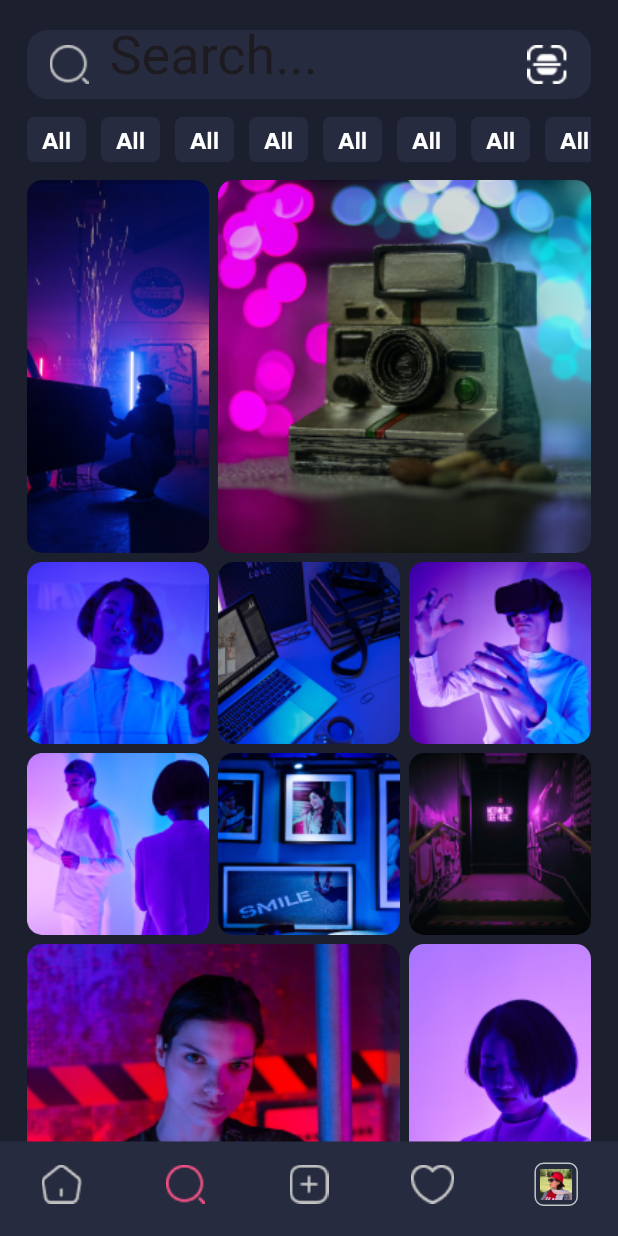
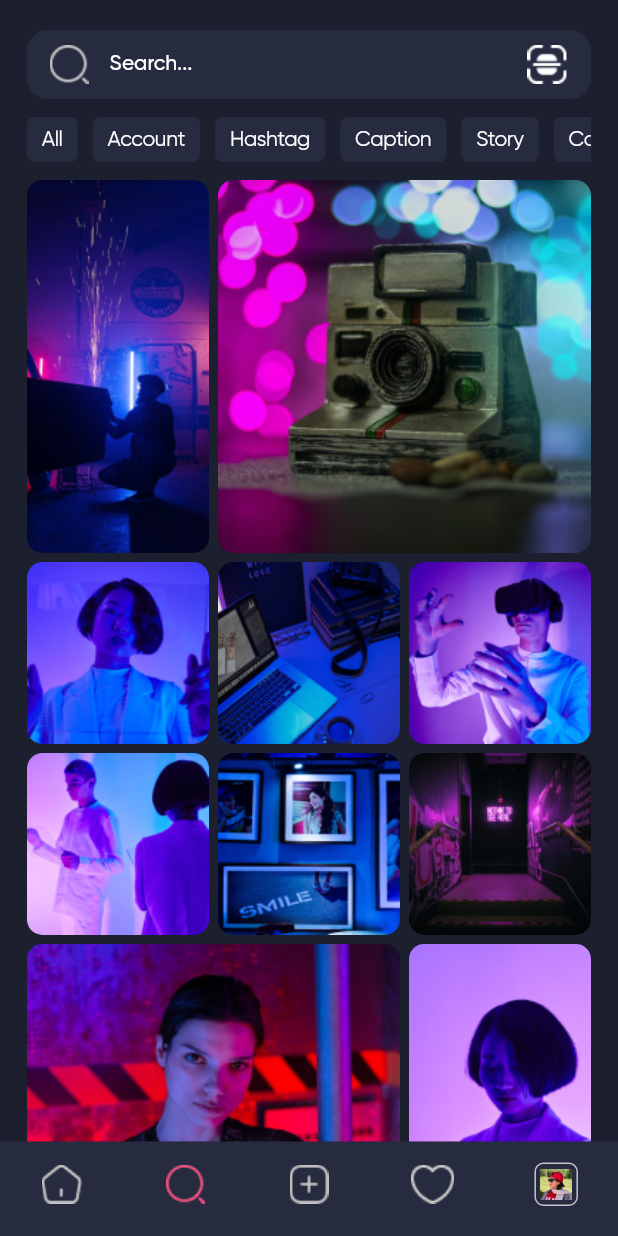
Before and after one commit to mhashemi06/instagram, a Flutter app: the screen it shows after launch, item 2 of the bottom bar chosen, on a phone screen of 412 x 824 dp. Run offline on Flutter 3.47's test engine with Material 3 defaults, Android fonts, the phone set to English and light mode, and no system bars.

Commit message:
complete category search

```diff
--- a/lib/main.dart
+++ b/lib/main.dart
@@ -46,6 +46,16 @@ Widget getMaterial() {
         fontFamily: 'SM',
         fontSize: 12,
       ),
+        displaySmall: TextStyle(
+          color: Colors.white,
+          fontFamily: 'GM',
+          fontSize: 14,
+        ),
+        displayLarge: TextStyle(
+          color: Colors.white,
+          fontFamily: 'GR',
+          fontSize: 14,
+        ),
       ),
       elevatedButtonTheme: ElevatedButtonThemeData(
         style: ElevatedButton.styleFrom(
--- a/lib/screens/search_screen.dart
+++ b/lib/screens/search_screen.dart
@@ -10,6 +10,8 @@ class SearchScreen extends StatefulWidget {
 }
 
 class _SearchScreenState extends State<SearchScreen> {
+  List<String> _categoryTitles = ['All','Account','Hashtag','Caption','Story', 'Comment'];
+
   @override
   Widget build(BuildContext context) {
     return Scaffold(
@@ -21,18 +23,24 @@ class _SearchScreenState extends State<SearchScreen> {
               slivers: [
                 SliverToBoxAdapter(
                   child: Padding(
-                padding: EdgeInsets.only(top: 20,bottom: 12),
+                    padding: EdgeInsets.only(top: 20, bottom: 12),
                     child: SizedBox(
                       height: 46,
                       child: TextField(
-                    style: Theme.of(context).textTheme.displaySmall,
+                        style: Theme
+                            .of(context)
+                            .textTheme
+                            .displaySmall,
                         decoration: InputDecoration(
                           hintText: 'Search...',
-                      hintStyle: Theme.of(context).textTheme.displaySmall,
+                          hintStyle: Theme
+                              .of(context)
+                              .textTheme
+                              .displaySmall,
                           filled: true,
                           contentPadding: EdgeInsets.symmetric(vertical: 12),
-                      fillColor:darkGrayColor,
-                      focusedBorder:  OutlineInputBorder(
+                          fillColor: darkGrayColor,
+                          focusedBorder: OutlineInputBorder(
                             borderRadius: BorderRadius.circular(14),
                             borderSide: BorderSide(
                                 color: Colors.transparent
@@ -46,9 +54,10 @@ class _SearchScreenState extends State<SearchScreen> {
                           ),
                           prefixIcon: Padding(
                             padding: EdgeInsets.only(left: 5),
-                        child: Image.asset('assets/images/icon_search_navigation.png',),
+                            child: Image.asset(
+                              'assets/images/icon_search_navigation.png',),
                           ),
-                      suffixIcon:  Padding(
+                          suffixIcon: Padding(
                             padding: EdgeInsets.only(right: 5),
                             child: Image.asset('assets/images/icon_scan.png',),
                           ),
@@ -58,7 +67,7 @@ class _SearchScreenState extends State<SearchScreen> {
                   ),
                 ),
                 SliverToBoxAdapter(
-              child:  _getCategorySearch(),
+                  child: _getCategorySearch(),
                 ),
                 SliverPadding(
                   padding: EdgeInsets.only(top: 12),
@@ -78,10 +87,11 @@ class _SearchScreenState extends State<SearchScreen> {
         return ClipRRect(
           borderRadius: BorderRadius.circular(10),
           child: FittedBox(fit: BoxFit.cover,
-          child: Image.asset('assets/images/search_pictures/${index + 1}.png'),
+            child: Image.asset(
+                'assets/images/search_pictures/${index + 1}.png'),
           ),
         );
-      },childCount: 10),
+      }, childCount: 10),
       gridDelegate: SliverQuiltedGridDelegate(
 
         crossAxisCount: 3,
@@ -109,21 +119,28 @@ class _SearchScreenState extends State<SearchScreen> {
             width: 10,
           );
         },
-        itemCount: 20,
+        itemCount: 6,
         scrollDirection: Axis.horizontal,
         itemBuilder: (context, index) {
           return Container(
               padding: EdgeInsets.symmetric(vertical: 5, horizontal: 10),
               decoration: BoxDecoration(
                   color: darkGrayColor, borderRadius: BorderRadius.circular(5)),
-            child: Center(
+              child:Center(
                 child: Text(
-              'All',
-              style: Theme.of(context).textTheme.bodyMedium,
-            )),
+                  _categoryTitles[index],
+                  style: Theme
+                      .of(context)
+                      .textTheme
+                      .displayLarge,
+                ),
+              ),
           );
         },
       ),
     );
   }
+
+
+
 }
```
Lines whose indentation alone changed are shown as unchanged.
